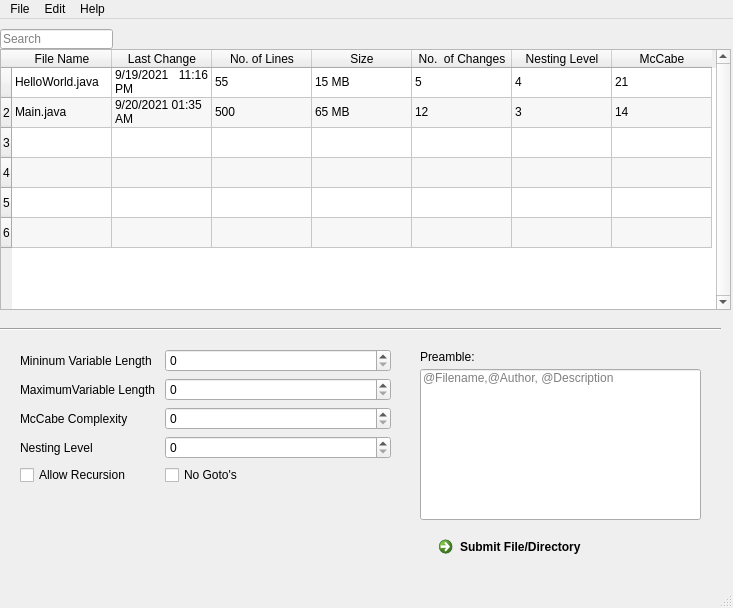
The window that plyj-master/GUI/UIFiles/GUItake2.ui (JLMcBride22/SourceCodeChecker) describes before a commit, drawn with Qt 5.
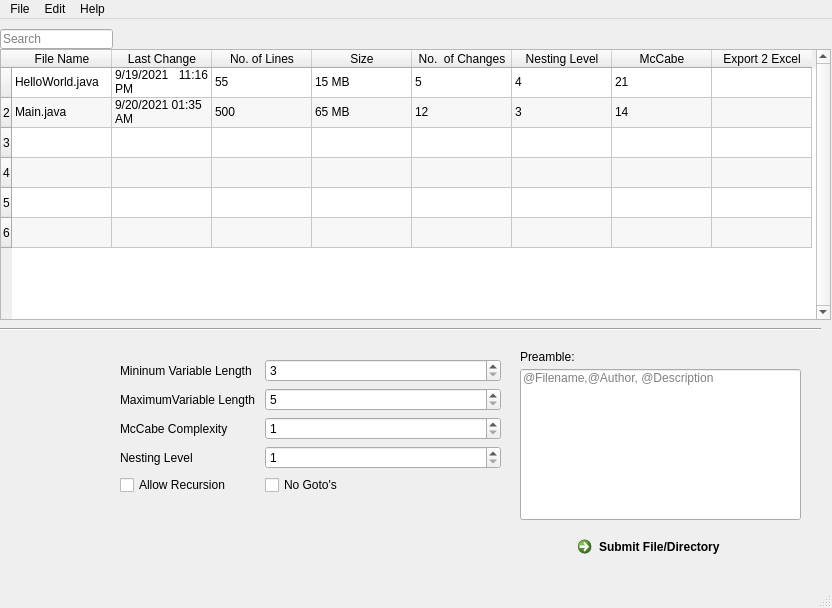
The same window after the commit.

Commit message: Added buttons to table

Patch:
```diff
--- a/plyj-master/GUI/UIFiles/GUItake2.ui
+++ b/plyj-master/GUI/UIFiles/GUItake2.ui
@@ -9,7 +9,7 @@
    <rect>
     <x>0</x>
     <y>0</y>
-    <width>733</width>
+    <width>832</width>
     <height>608</height>
    </rect>
   </property>
@@ -46,8 +46,8 @@
      <rect>
       <x>0</x>
       <y>30</y>
-      <width>731</width>
-      <height>261</height>
+      <width>831</width>
+      <height>271</height>
      </rect>
     </property>
     <property name="sizePolicy">
@@ -131,6 +131,11 @@
       <string>McCabe</string>
      </property>
     </column>
+    <column>
+     <property name="text">
+      <string>Export 2 Excel</string>
+     </property>
+    </column>
     <item row="0" column="0">
      <property name="text">
       <string>HelloWorld.java</string>
@@ -235,7 +240,7 @@
      <rect>
       <x>-20</x>
       <y>300</y>
-      <width>741</width>
+      <width>841</width>
       <height>20</height>
      </rect>
     </property>
@@ -246,7 +251,7 @@
    <widget class="QLineEdit" name="lineEdit">
     <property name="geometry">
      <rect>
-      <x>420</x>
+      <x>520</x>
       <y>350</y>
       <width>281</width>
       <height>151</height>
@@ -268,7 +273,7 @@
    <widget class="QLabel" name="label_2">
     <property name="geometry">
      <rect>
-      <x>420</x>
+      <x>520</x>
       <y>330</y>
       <width>81</width>
       <height>16</height>
@@ -281,7 +286,7 @@
    <widget class="QCommandLinkButton" name="SubmitFileLink">
     <property name="geometry">
      <rect>
-      <x>431</x>
+      <x>570</x>
       <y>510</y>
       <width>241</width>
       <height>51</height>
@@ -294,10 +299,10 @@
    <widget class="QWidget" name="">
     <property name="geometry">
      <rect>
-      <x>20</x>
-      <y>330</y>
-      <width>371</width>
-      <height>221</height>
+      <x>120</x>
+      <y>340</y>
+      <width>381</width>
+      <height>181</height>
      </rect>
     </property>
     <layout class="QFormLayout" name="formLayout">
@@ -309,7 +314,14 @@
       </widget>
      </item>
      <item row="2" column="1">
-      <widget class="QSpinBox" name="minVarLenBox"/>
+      <widget class="QSpinBox" name="minVarLenBox">
+       <property name="minimum">
+        <number>3</number>
+       </property>
+       <property name="maximum">
+        <number>20</number>
+       </property>
+      </widget>
      </item>
      <item row="3" column="0">
       <widget class="QLabel" name="label">
@@ -319,7 +331,14 @@
       </widget>
      </item>
      <item row="3" column="1">
-      <widget class="QSpinBox" name="maxVarLenBox"/>
+      <widget class="QSpinBox" name="maxVarLenBox">
+       <property name="minimum">
+        <number>5</number>
+       </property>
+       <property name="maximum">
+        <number>20</number>
+       </property>
+      </widget>
      </item>
      <item row="4" column="0">
       <widget class="QLabel" name="label_4">
@@ -329,7 +348,14 @@
       </widget>
      </item>
      <item row="4" column="1">
-      <widget class="QSpinBox" name="mcAbeBox"/>
+      <widget class="QSpinBox" name="mcAbeBox">
+       <property name="minimum">
+        <number>1</number>
+       </property>
+       <property name="maximum">
+        <number>40</number>
+       </property>
+      </widget>
      </item>
      <item row="5" column="0">
       <widget class="QLabel" name="label_5">
@@ -339,16 +365,26 @@
       </widget>
      </item>
      <item row="5" column="1">
-      <widget class="QSpinBox" name="nestLevBox"/>
+      <widget class="QSpinBox" name="nestLevBox">
+       <property name="minimum">
+        <number>1</number>
+       </property>
+       <property name="maximum">
+        <number>25</number>
+       </property>
+       <property name="displayIntegerBase">
+        <number>10</number>
+       </property>
+      </widget>
      </item>
-     <item row="10" column="0">
+     <item row="6" column="0">
       <widget class="QCheckBox" name="recursionBox">
        <property name="text">
         <string>Allow Recursion</string>
        </property>
       </widget>
      </item>
-     <item row="10" column="1">
+     <item row="6" column="1">
       <widget class="QCheckBox" name="noGotoBox">
        <property name="text">
         <string>No Goto's</string>
@@ -363,7 +399,7 @@
     <rect>
      <x>0</x>
      <y>0</y>
-     <width>733</width>
+     <width>832</width>
      <height>21</height>
     </rect>
    </property>
```
The commit also changes 3 other files.
